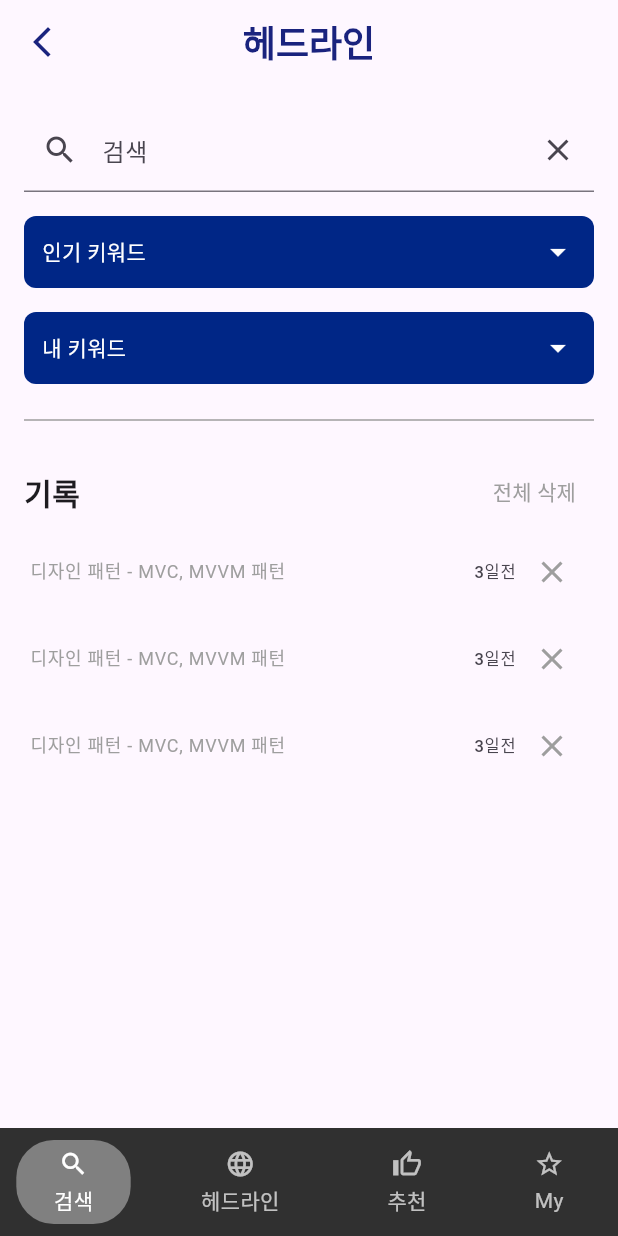
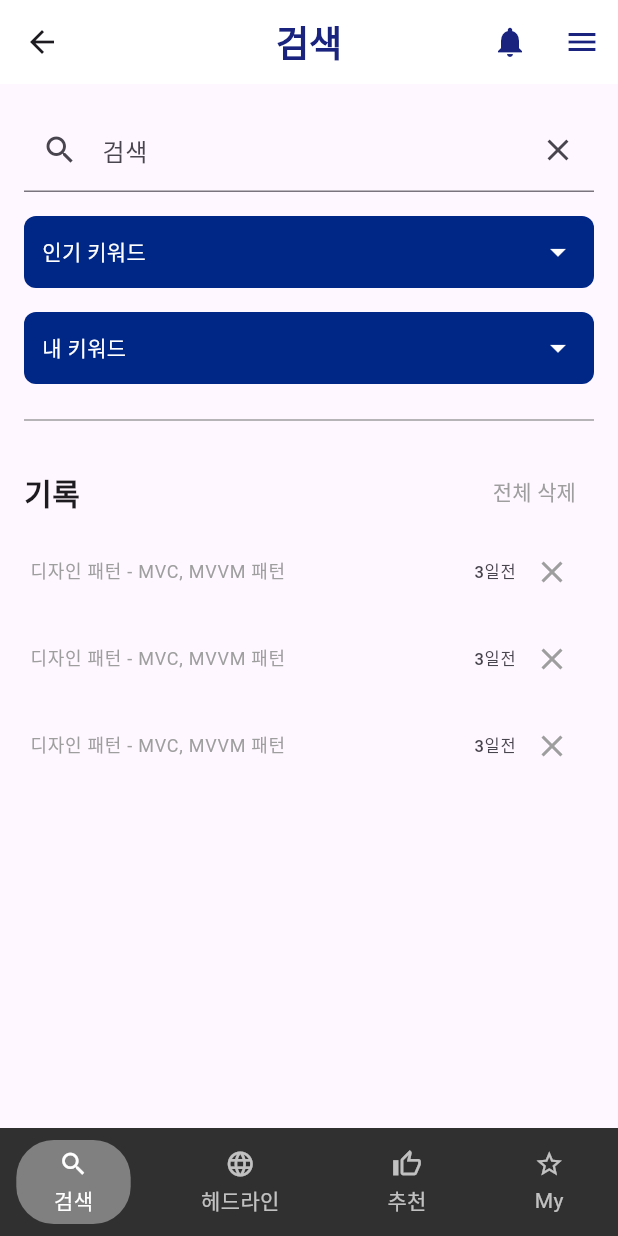
Before and after one commit to Indwoo/defee-frontend, a Flutter app: the Search screen opened by its route, on a phone screen of 412 x 824 dp. Run offline on Flutter 3.47's test engine with Material 3 defaults, Android fonts, the phone set to English and light mode, and no system bars; our stand-ins replace share_plus, webview_flutter; Roboto replaces fonts that are missing (Pretendard).

Commit message:
[Fix] change header text by page route && add alarm icon and mypage icon

```diff
--- a/defeefront/lib/widgets/header.dart
+++ b/defeefront/lib/widgets/header.dart
@@ -5,25 +5,56 @@ class Header extends StatelessWidget implements PreferredSizeWidget {
 
   @override
   Widget build(BuildContext context) {
+    final currentRoute = ModalRoute.of(context)?.settings.name;
+
+    String headerText;
+    switch (currentRoute) {
+      case '/search':
+        headerText = "검색";
+        break;
+      case '/recommend':
+        headerText = "추천";
+        break;
+      case '/my':
+        headerText = "MY";
+        break;
+      default:
+        headerText = "헤드라인";
+    }
+
     return AppBar(
       centerTitle: true,
-      leading: IconButton(
-        icon: Icon(
-          Icons.arrow_back_ios_new,
+      leading: null,
+      title: Text(
+        headerText,
+        style: TextStyle(
           color: Colors.indigo[900],
-          size: 24,
+          fontWeight: FontWeight.bold,
+          fontSize: 24,
         ),
-        onPressed: () {
-          Navigator.pop(context);
-        },
       ),
-      title: Text(
-        "헤드라인",
-        style: TextStyle(
+      backgroundColor: Colors.white,
+      elevation: 0,
+      actions: [
+        IconButton(
+          icon: Icon(
+            Icons.notifications,
             color: Colors.indigo[900],
-            fontWeight: FontWeight.bold,
-            fontSize: 24),
-      ),
+          ),
+          onPressed: () {
+            print("알림 아이콘 클릭됨");
+          },
+        ),
+        IconButton(
+          icon: Icon(
+            Icons.menu,
+            color: Colors.indigo[900],
+          ),
+          onPressed: () {
+            print("목록 아이콘 클릭됨");
+          },
+        ),
+      ],
     );
   }
 
```
